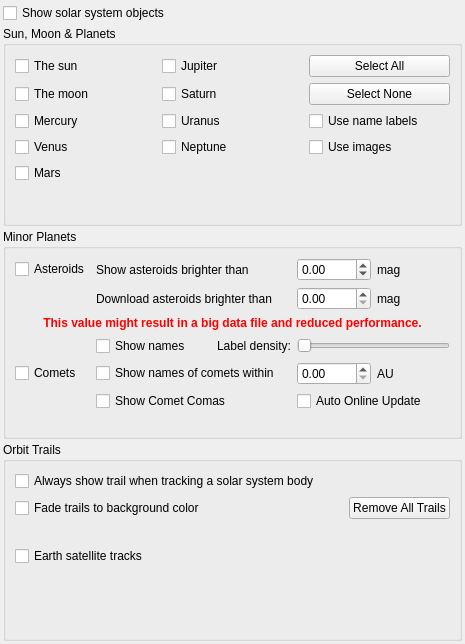
This is kstars/options/opssolarsystem.ui in KDE/kstars as Qt 5 draws it before an edit. The edited form follows.
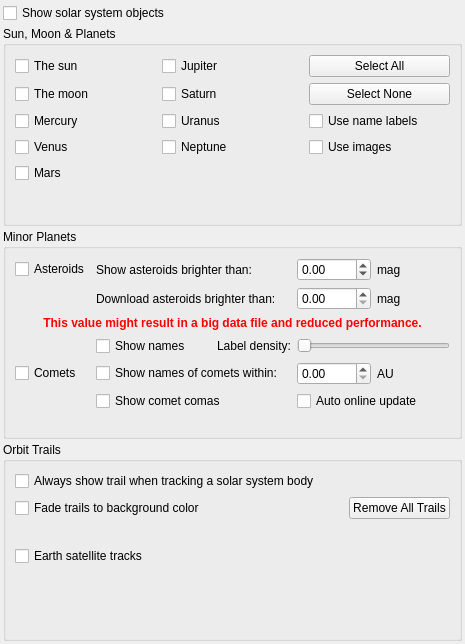
This is the edited form. Custom widgets are drawn as their Qt base class.

```diff
--- a/kstars/options/opssolarsystem.ui
+++ b/kstars/options/opssolarsystem.ui
@@ -288,7 +288,7 @@
         <item row="1" column="1">
          <widget class="QLabel" name="label_3">
           <property name="text">
-           <string>Download asteroids brighter than</string>
+           <string>Download asteroids brighter than:</string>
           </property>
          </widget>
         </item>
@@ -356,7 +356,7 @@
         <item row="0" column="1">
          <widget class="QLabel" name="textLabel3">
           <property name="text">
-           <string>Show asteroids brighter than</string>
+           <string>Show asteroids brighter than:</string>
           </property>
          </widget>
         </item>
@@ -369,7 +369,7 @@
            <string>If checked, the comets near the Sun will have name labels attached.  Comets vary in brightness in their orbits, so a faint magnitude is not effective in this case.</string>
           </property>
           <property name="text">
-           <string>Show names of comets within</string>
+           <string>Show names of comets within:</string>
           </property>
           <attribute name="buttonGroup">
            <string notr="true">solarButtonGroup</string>
@@ -503,7 +503,7 @@
         <item row="5" column="1">
          <widget class="QCheckBox" name="kcfg_ShowCometComas">
           <property name="text">
-           <string>Show Comet Comas</string>
+           <string>Show comet comas</string>
           </property>
          </widget>
         </item>
@@ -513,7 +513,7 @@
            <string>Update orbital element from online sources on startup.</string>
           </property>
           <property name="text">
-           <string>Auto Online Update</string>
+           <string>Auto online update</string>
           </property>
          </widget>
         </item>
```
Left out of the diff: 2 changed lines with no effect on the pictures.
